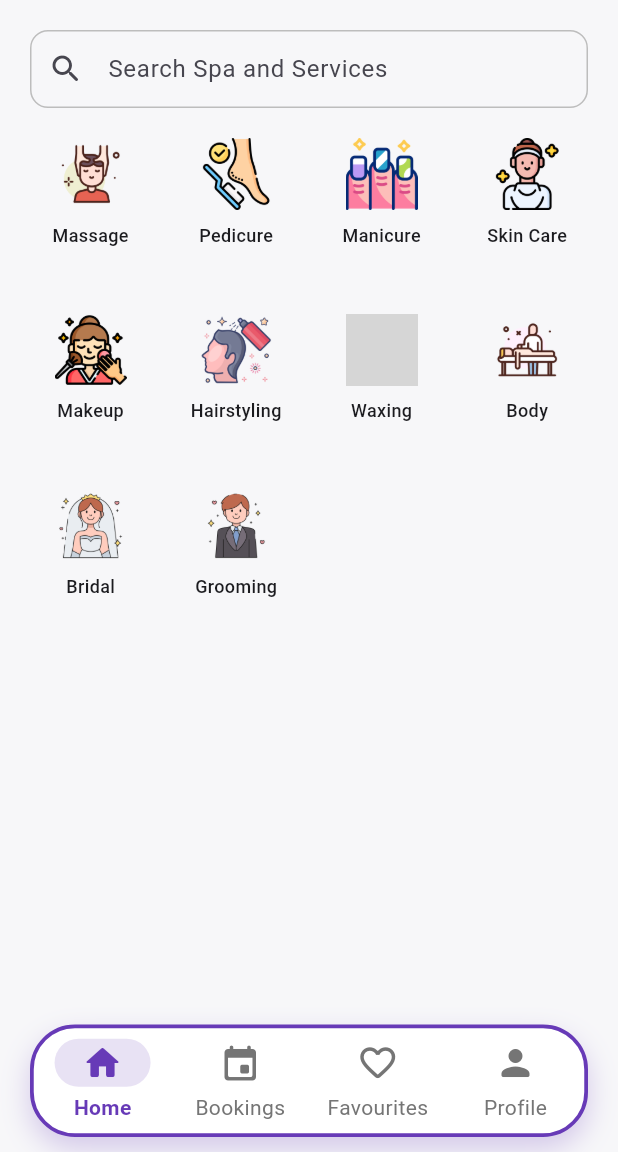
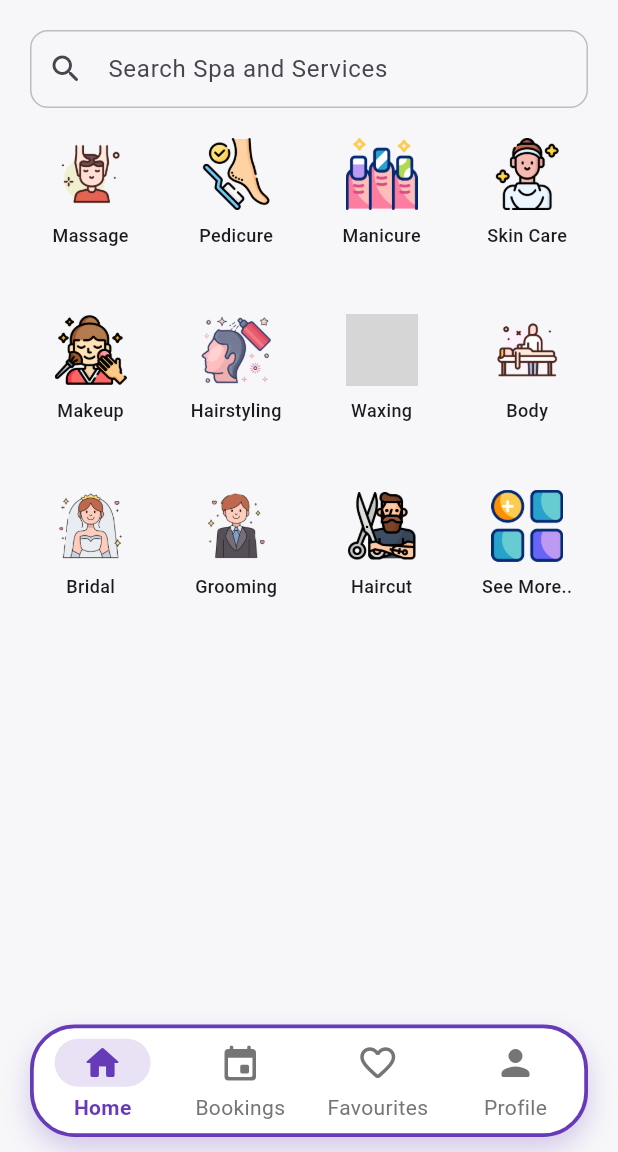
Before and after one commit to avrsoftdev/bookmyspa, a Flutter app: the HomePage screen opened by its route, on a phone screen of 412 x 824 dp, the part 84-1236 px from its top. Run offline on Flutter 3.47's test engine with Material 3 defaults, Android fonts, the phone set to English and light mode, and no system bars; our stand-ins replace cloud_firestore, firebase_auth, firebase_core, firebase_storage, flutter_screenutil, geocoding and 3 more; missing offline and left inert: firebase_app_check; accounts and stored records are empty; grey boxes are pictures that could not be loaded.

Commit message:
Added See More button

```diff
--- a/lib/src/features/home/presentation/pages/home_page.dart
+++ b/lib/src/features/home/presentation/pages/home_page.dart
@@ -33,6 +33,8 @@ class _HomePageState extends State<HomePage> {
     {'icon': Images.bodytreatments, 'label': 'Body'},
     {'icon': Images.bride, 'label': 'Bridal'},
     {'icon': Images.groom, 'label': 'Grooming'},
+    {'icon': Images.haircut, 'label': 'Haircut'},
+    {'icon': Images.menu, 'label': 'See More..'},
   ];
 
   @override
--- a/lib/utils/constants/image.dart
+++ b/lib/utils/constants/image.dart
@@ -12,4 +12,6 @@ class Images {
   static const makeup = 'images/makeup.png';
   static const hairstyling = 'images/hairstyling.png';
   static const bodytreatments ='images/bodytreatments.png';
+  static const haircut = 'images/barber.png';
+  static const menu = 'images/menu.png';
 }
```
Also changed, not shown: images/barber.png (added), images/menu.png (added).
